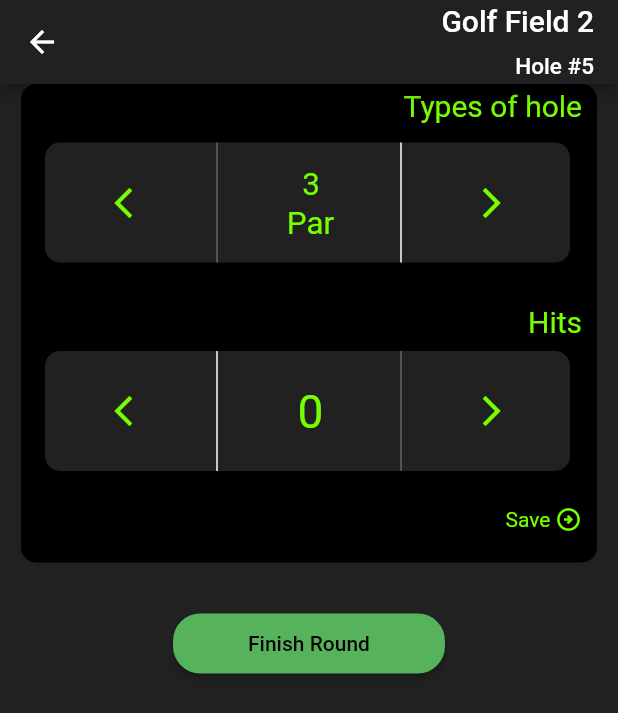
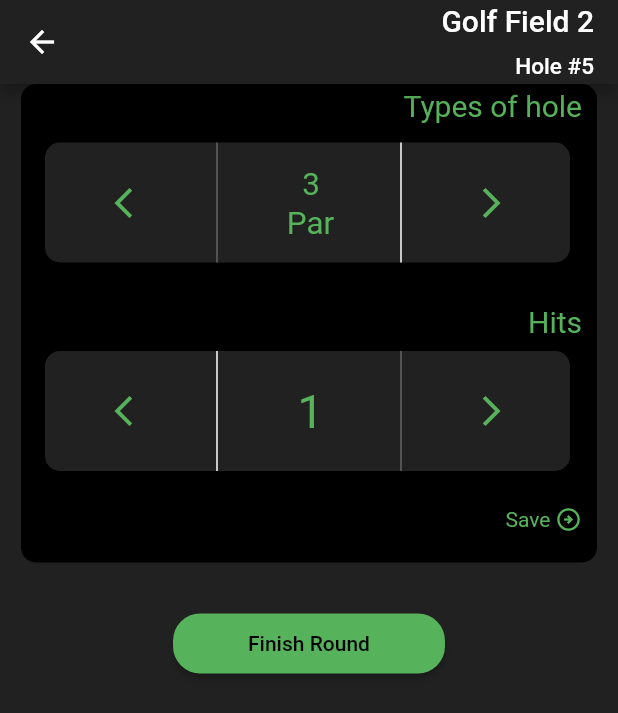
Before and after one commit to yared123yared/birdiefy_excercise, a Flutter app: the AddNewRound screen opened directly, after a tap on "Add holes", on a phone screen of 412 x 824 dp. Shown: the top 713 px of the screen. Run offline on Flutter 3.47's test engine with Material 2 defaults, Android fonts, the phone set to English and light mode, and no system bars; drawn by our look-alikes of carousel_slider; our stand-ins replace auto_size_text, cloud_firestore, equatable, firebase_auth, firebase_core, geolocator and 6 more; missing offline and left inert: tflite; accounts and stored records are empty.

```diff
--- a/lib/Screen/home/add_new_hole.dart
+++ b/lib/Screen/home/add_new_hole.dart
@@ -2,6 +2,7 @@ import 'package:app/Screen/home/home.dart';
 import 'package:app/Widget/button_widget.dart';
 import 'package:app/model/holes.dart';
 import 'package:app/model/round.dart';
+import 'package:app/utils/app_theme.dart';
 import 'package:flutter/material.dart';
 
 import 'components/selector_widget.dart';
@@ -18,10 +19,17 @@ class AddNewHole extends StatefulWidget {
 
 class _AddNewHoleState extends State<AddNewHole> {
   List list = [3, 4, 5];
-  List hits = [for (var i = 0; i < 10; i += 1) i];
+  List hits = [for (var i = 1; i < 10; i += 1) i];
 
   int hitsSelected = 0;
   int parsSelected = 0;
+  @override
+  void initState() {
+    // TODO: implement initState
+    super.initState();
+    hitsSelected = hits.first;
+    parsSelected = list.first;
+  }
 
   @override
   Widget build(BuildContext context) {
@@ -63,11 +71,10 @@ class _AddNewHoleState extends State<AddNewHole> {
                 child: Column(
                   crossAxisAlignment: CrossAxisAlignment.end,
                   children: [
-                    Text(
+                    const Text(
                       "Types of hole",
-                      style: TextStyle(
-                          color: Colors.lightGreenAccent.shade400,
-                          fontSize: 20),
+                      style:
+                          TextStyle(color: AppTheme.primaryColor, fontSize: 20),
                     ),
                     const SizedBox(
                       height: 5,
@@ -85,11 +92,10 @@ class _AddNewHoleState extends State<AddNewHole> {
                     const SizedBox(
                       height: 20,
                     ),
-                    Text(
+                    const Text(
                       "Hits",
-                      style: TextStyle(
-                          color: Colors.lightGreenAccent.shade400,
-                          fontSize: 20),
+                      style:
+                          TextStyle(color: AppTheme.primaryColor, fontSize: 20),
                     ),
                     SelectorWidget(
                       list: hits,
@@ -138,18 +144,17 @@ class _AddNewHoleState extends State<AddNewHole> {
                         }
                       },
                       child: Row(
-                        children: [
+                        children: const [
                           Text(
                             "Save",
-                            style: TextStyle(
-                                color: Colors.lightGreenAccent.shade400),
+                            style: TextStyle(color: AppTheme.primaryColor),
                           ),
-                          const SizedBox(
+                          SizedBox(
                             width: 3,
                           ),
                           Icon(
                             Icons.arrow_circle_right_outlined,
-                            color: Colors.lightGreenAccent.shade400,
+                            color: AppTheme.primaryColor,
                             size: 18,
                           ),
                         ],
--- a/lib/Screen/home/add_new_round.dart
+++ b/lib/Screen/home/add_new_round.dart
@@ -4,6 +4,7 @@ import 'package:app/Widget/dropdown_button_widget.dart';
 import 'package:app/model/round.dart';
 import 'package:app/streams/nearby_course_stream.dart';
 import 'package:flutter/material.dart';
+import 'package:intl/intl.dart';
 
 import 'add_new_hole.dart';
 import 'components/dropdown_date_picker.dart';
@@ -22,13 +23,14 @@ class _AddNewRoundState extends State<AddNewRound> {
       NearbyStream(Repository(httpClient: http.Client()));
   String course = '';
   String no_holes = '9';
-  String date = '';
+  late String date;
 
   @override
   void initState() {
     // TODO: implement initState
     super.initState();
     nearbyStream!.getNearbyCourse();
+    date = DateFormat('MMMd').format(datel as DateTime);
   }
 
   Widget _buildSelectCourse() {
@@ -96,8 +98,11 @@ class _AddNewRoundState extends State<AddNewRound> {
                       const SizedBox(
                         height: 20,
                       ),
-                      const DropDownDatePicker(
+                      DropDownDatePicker(
                         label: 'Date of the round',
+                        valueChanged: (String value) {
+                          date = value;
+                        },
                       ),
                       const SizedBox(
                         height: 20,
@@ -126,7 +131,7 @@ class _AddNewRoundState extends State<AddNewRound> {
                 onPressed: () {
                   Round round = Round(
                       field_name: course,
-                      date: "Sept 14",
+                      date: date,
                       number_of_holes: int.parse(no_holes));
                   Navigator.of(context).pushReplacement(MaterialPageRoute(
                       builder: (context) => AddNewHole(
--- a/lib/Screen/home/components/dropdown_date_picker.dart
+++ b/lib/Screen/home/components/dropdown_date_picker.dart
@@ -1,9 +1,12 @@
 import 'package:app/utils/app_theme.dart';
 import 'package:flutter/material.dart';
+import 'package:intl/intl.dart';
 
 class DropDownDatePicker extends StatefulWidget {
   final String label;
-  const DropDownDatePicker({super.key, required this.label});
+  final ValueChanged<String> valueChanged;
+  const DropDownDatePicker(
+      {super.key, required this.label, required this.valueChanged});
 
   @override
   State<DropDownDatePicker> createState() => _DropDownDatePickerState();
@@ -11,13 +14,11 @@ class DropDownDatePicker extends StatefulWidget {
 
 class _DropDownDatePickerState extends State<DropDownDatePicker> {
   DateTime dateTime = DateTime.now();
+  // String formattedDate = DateFormat('MM dd').format(dateTime);
   @override
   Widget build(BuildContext context) {
     return SizedBox(
       width: 340,
-      // decoration: BoxDecoration(
-      //   borderRadius: BorderRadius.circular(20),
-      // ),
       child: Padding(
         padding: const EdgeInsets.symmetric(horizontal: 8),
         child: Column(
@@ -25,7 +26,7 @@ class _DropDownDatePickerState extends State<DropDownDatePicker> {
             Align(
               alignment: Alignment.topLeft,
               child: Text(
-                "${widget.label}",
+                '${widget.label}',
                 style: TextStyle(color: AppTheme.primaryColor),
               ),
             ),
@@ -34,7 +35,8 @@ class _DropDownDatePickerState extends State<DropDownDatePicker> {
             ),
             DropdownButtonFormField<DateTime>(
               items: ['Choose A Date']
-                  .map((e) => DropdownMenuItem<DateTime>(child: Text(e)))
+                  .map((e) => DropdownMenuItem<DateTime>(
+                      child: Text('${DateFormat('MMMd').format(dateTime)}')))
                   .toList(),
               onChanged: (value) {
                 setState(() {
@@ -46,6 +48,7 @@ class _DropDownDatePickerState extends State<DropDownDatePicker> {
                       .then((date) {
                     setState(() {
                       dateTime = date!;
+                      widget.valueChanged(DateFormat('MMMd').format(dateTime));
                     });
                   });
                 });
--- a/lib/Screen/home/components/selector_widget.dart
+++ b/lib/Screen/home/components/selector_widget.dart
@@ -1,3 +1,4 @@
+import 'package:app/utils/app_theme.dart';
 import 'package:carousel_slider/carousel_slider.dart';
 import 'package:flutter/material.dart';
 
@@ -37,9 +38,9 @@ class _SelectorWidgetState extends State<SelectorWidget> {
                   onTap: () => buttonCarouselController.previousPage(
                       duration: const Duration(milliseconds: 300),
                       curve: Curves.linear),
-                  child: Icon(
+                  child: const Icon(
                     Icons.arrow_back_ios_new_sharp,
-                    color: Colors.lightGreenAccent.shade400,
+                    color: AppTheme.primaryColor,
                   )),
             ),
             VerticalDivider(
@@ -51,7 +52,7 @@ class _SelectorWidgetState extends State<SelectorWidget> {
             Expanded(
               child: Container(
                 // width: 350,
-                child: CarouselSlider(
+                child: CarouselSlider.builder(
                   options: CarouselOptions(
                     autoPlay: false,
                     enlargeCenterPage: true,
@@ -59,28 +60,26 @@ class _SelectorWidgetState extends State<SelectorWidget> {
                     aspectRatio: 2.0,
                     initialPage: 0,
                     enableInfiniteScroll: false,
+                    onPageChanged: (index, reason) {
+                      widget.valueChanged(widget.list[index]);
+                    },
                   ),
-                  items: widget.list.map((i) {
-                    return Builder(
-                      builder: (BuildContext context) {
-                        widget.valueChanged(i);
-                        return FittedBox(
-                          child: Container(
-                              // width: MediaQuery.of(context).size.width,
-                              margin:
-                                  const EdgeInsets.symmetric(horizontal: 5.0),
-                              // decoration: BoxDecoration(color: Colors.amber),
-                              child: Text(
-                                widget.isPars == true ? '  $i\nPar' : '$i',
-                                style: TextStyle(
-                                    fontSize: 4.0,
-                                    color: Colors.lightGreenAccent.shade400),
-                              )),
-                        );
-                      },
+                  carouselController: buttonCarouselController,
+                  itemBuilder:
+                      (BuildContext context, int index, int realIndex) {
+                    return FittedBox(
+                      child: Container(
+                          margin: const EdgeInsets.symmetric(horizontal: 5.0),
+                          child: Text(
+                            widget.isPars == true
+                                ? '  ${widget.list[index]}\nPar'
+                                : '${widget.list[index]}',
+                            style: const TextStyle(
+                                fontSize: 4.0, color: AppTheme.primaryColor),
+                          )),
                     );
-                  }).toList(),
-                  carouselController: buttonCarouselController,
+                  },
+                  itemCount: widget.list.length,
                 ),
               ),
             ),
@@ -96,12 +95,11 @@ class _SelectorWidgetState extends State<SelectorWidget> {
                   onTap: () => buttonCarouselController.nextPage(
                       duration: const Duration(milliseconds: 300),
                       curve: Curves.linear),
-                  child: Icon(
+                  child: const Icon(
                     Icons.arrow_forward_ios,
-                    color: Colors.lightGreenAccent.shade400,
+                    color: AppTheme.primaryColor,
                   )),
             )
-            // Text(_selector())
           ],
         ),
       ),
--- a/pubspec.yaml
+++ b/pubspec.yaml
@@ -40,7 +40,6 @@ dependencies:
   firebase_core:
   cloud_firestore: ^4.0.1
   firebase_auth: ^4.0.1
-  dropdown_date_picker: ^0.1.1+2
   carousel_slider: ^4.1.1
   selector: ^3.0.0
   http: ^0.13.3
@@ -53,6 +52,7 @@ dependencies:
   persistent_bottom_nav_bar: ^5.0.2
   tflite: ^1.1.2
   image_picker: ^0.8.6
+  intl: ^0.17.0
 
 
 
```
Also changed, not shown: lib/Screen/home/components/round_widget.dart (+29 -6 lines), pubspec.lock.
